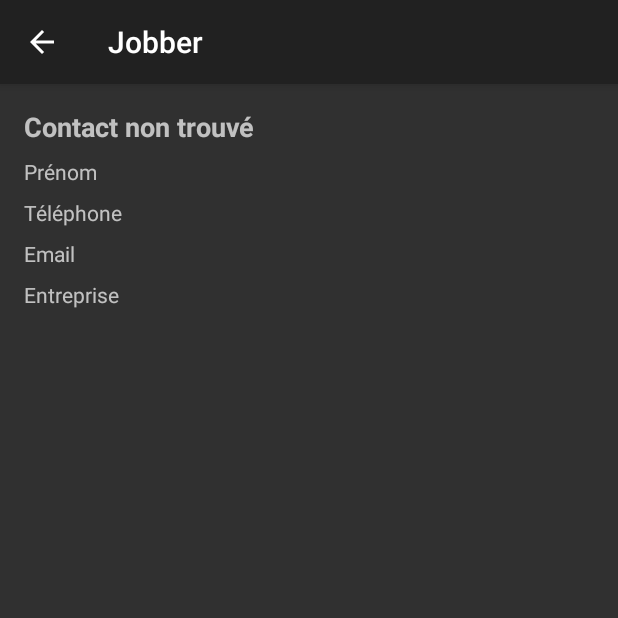
After one commit to PavelDelhomme/kotlin_Jobber, an Android app built with Jetpack Compose: the ContactDetailsActivity screen opened directly, with no data from a screen before it, on a phone screen of 412 x 824 dp, the top half of it. The commit adds this screen. Run offline under Robolectric (Android 15) with nearby library versions, the phone set to English and light mode, and no system bars.

Commit message:
Affichage des détails des contact fonctionnel, ajout d'un contact fonctionnel, les contacts s'ajouter mainetnnat correctement dans la liste sans problème normalement et sont bien lié à l'entreprise prochaine étape pouvoir afficher les contacts appartement à l'entreprise de la candidature sur la page de visualisation des détail d'une candidature et ajout potentiel d'appel pour les contacts et afficher l'historique des appels par rapport au contact du coup et général dans l'onglet d'appels

```diff
--- /dev/null
+++ b/app/src/main/java/com/delhomme/jobber/ContactPacket/ContactDetailsActivity.kt
@@ -0,0 +1,57 @@
+package com.delhomme.jobber.ContactPacket
+
+import android.os.Bundle
+import android.widget.TextView
+import androidx.appcompat.app.AppCompatActivity
+import com.delhomme.jobber.R
+import com.google.gson.Gson
+
+class ContactDetailsActivity : AppCompatActivity() {    private lateinit var contact: Contact
+
+    override fun onCreate(savedInstanceState: Bundle?) {
+        super.onCreate(savedInstanceState)
+        setContentView(R.layout.activity_contact_details)
+
+        supportActionBar?.setDisplayHomeAsUpEnabled(true)
+
+        val txtNom = findViewById<TextView>(R.id.txtNom)
+        val txtPrenom = findViewById<TextView>(R.id.txtPrenom)
+        val txtPhone = findViewById<TextView>(R.id.txtPhone)
+        val txtEmail = findViewById<TextView>(R.id.txtEmail)
+        val txtEntreprise = findViewById<TextView>(R.id.txtEntreprise)
+
+        val contactId = intent.getStringExtra("contact_id")
+
+        if (contactId != null) {
+            loadContact(contactId)
+
+            txtNom.text = contact.nom
+            txtPrenom.text = contact.prenom
+            txtPhone.text = contact.telephone
+            txtEmail.text = contact.email
+            txtEntreprise.text = contact.entrepriseInstance.nom
+        } else {
+            txtNom.text = "Contact non trouvé"
+        }
+
+
+    }
+
+    private fun loadContact(contactId: String?) {
+        val sharedPreferences = getSharedPreferences("contacts_prefs", MODE_PRIVATE)
+        val gson = Gson()
+
+        for ((key, value) in sharedPreferences.all) {
+            if (key == "contact_$contactId") {
+                val contactJson = value as String
+                contact = gson.fromJson(contactJson, Contact::class.java)
+                break
+            }
+        }
+    }
+
+    override fun onSupportNavigateUp(): Boolean {
+        finish()
+        return true
+    }
+}
--- /dev/null
+++ b/app/src/main/res/layout/activity_contact_details.xml
@@ -0,0 +1,49 @@
+<?xml version="1.0" encoding="utf-8"?>
+<ScrollView xmlns:android="http://schemas.android.com/apk/res/android"
+    android:layout_width="match_parent"
+    android:layout_height="match_parent"
+    android:padding="16dp">
+
+    <LinearLayout
+        android:layout_width="match_parent"
+        android:layout_height="wrap_content"
+        android:orientation="vertical">
+
+        <TextView
+            android:id="@+id/txtNom"
+            android:layout_width="match_parent"
+            android:layout_height="wrap_content"
+            android:text="Nom"
+            android:textSize="18sp"
+            android:textStyle="bold"
+            android:paddingBottom="8dp" />
+
+        <TextView
+            android:id="@+id/txtPrenom"
+            android:layout_width="match_parent"
+            android:layout_height="wrap_content"
+            android:text="Prénom"
+            android:paddingBottom="8dp" />
+
+        <TextView
+            android:id="@+id/txtPhone"
+            android:layout_width="match_parent"
+            android:layout_height="wrap_content"
+            android:text="Téléphone"
+            android:paddingBottom="8dp" />
+
+        <TextView
+            android:id="@+id/txtEmail"
+            android:layout_width="match_parent"
+            android:layout_height="wrap_content"
+            android:text="Email"
+            android:paddingBottom="8dp" />
+
+        <TextView
+            android:id="@+id/txtEntreprise"
+            android:layout_width="match_parent"
+            android:layout_height="wrap_content"
+            android:text="Entreprise"
+            android:paddingBottom="8dp" />
+    </LinearLayout>
+</ScrollView>
```
Also changed, not shown: app/src/main/AndroidManifest.xml (+7 -3 lines), app/src/main/java/com/delhomme/jobber/ContactPacket/ContactAdapter.kt (+13 -4 lines), app/src/main/java/com/delhomme/jobber/ContactPacket/ContactListFragment.kt (+10 -1 lines).
